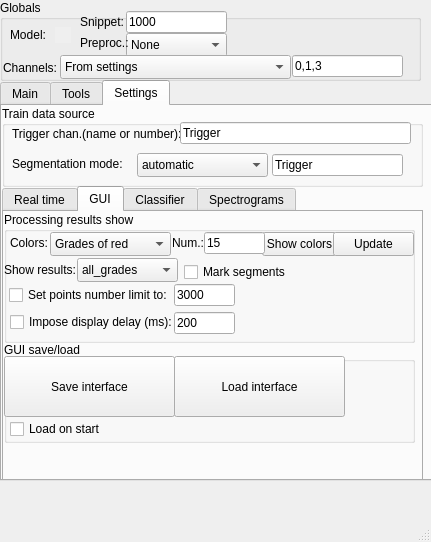
sergey32355/ANDRITZ, file Andritz_GUI/Andritz_GUI/gui_files/empa_gui.ui: the form before one commit.
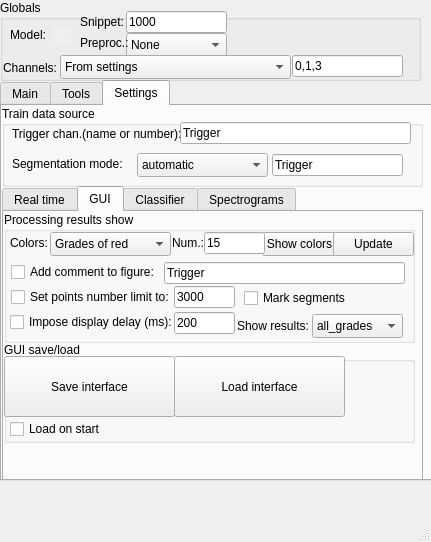
The form after the commit. The open tabs and pages were chosen to show the change.

Diff of the .ui file:
```diff
--- a/Andritz_GUI/Andritz_GUI/gui_files/empa_gui.ui
+++ b/Andritz_GUI/Andritz_GUI/gui_files/empa_gui.ui
@@ -1638,8 +1638,8 @@
         <widget class="QLabel" name="Segmentlabel14_4">
          <property name="geometry">
           <rect>
-           <x>0</x>
-           <y>50</y>
+           <x>233</x>
+           <y>106</y>
            <width>71</width>
            <height>16</height>
           </rect>
@@ -1651,9 +1651,9 @@
         <widget class="QComboBox" name="Show_results_color_scheme_drop_down_1">
          <property name="geometry">
           <rect>
-           <x>73</x>
-           <y>46</y>
-           <width>101</width>
+           <x>308</x>
+           <y>102</y>
+           <width>91</width>
            <height>24</height>
           </rect>
          </property>
@@ -1680,8 +1680,8 @@
         <widget class="QCheckBox" name="GUI_show_results_points_number_limit_checkbox">
          <property name="geometry">
           <rect>
-           <x>5</x>
-           <y>73</y>
+           <x>7</x>
+           <y>75</y>
            <width>181</width>
            <height>20</height>
           </rect>
@@ -1694,7 +1694,7 @@
          <property name="geometry">
           <rect>
            <x>170</x>
-           <y>72</y>
+           <y>74</y>
            <width>61</width>
            <height>22</height>
           </rect>
@@ -1706,8 +1706,8 @@
         <widget class="QCheckBox" name="GUI_mark_segments_checkbox">
          <property name="geometry">
           <rect>
-           <x>180</x>
-           <y>50</y>
+           <x>240</x>
+           <y>76</y>
            <width>121</width>
            <height>20</height>
           </rect>
@@ -1742,6 +1742,32 @@
           <string>200</string>
          </property>
         </widget>
+        <widget class="QCheckBox" name="GUI_settitle_figure_checkbox_2">
+         <property name="geometry">
+          <rect>
+           <x>7</x>
+           <y>50</y>
+           <width>161</width>
+           <height>20</height>
+          </rect>
+         </property>
+         <property name="text">
+          <string>Add comment to figure:</string>
+         </property>
+        </widget>
+        <widget class="QLineEdit" name="GUI_fiure_coment_text_2">
+         <property name="geometry">
+          <rect>
+           <x>160</x>
+           <y>50</y>
+           <width>241</width>
+           <height>22</height>
+          </rect>
+         </property>
+         <property name="text">
+          <string>Trigger</string>
+         </property>
+        </widget>
        </widget>
        <widget class="QGroupBox" name="groupBox_13">
         <property name="geometry">
```
Left out of the diff: 2 changed lines with no effect on the pictures.
